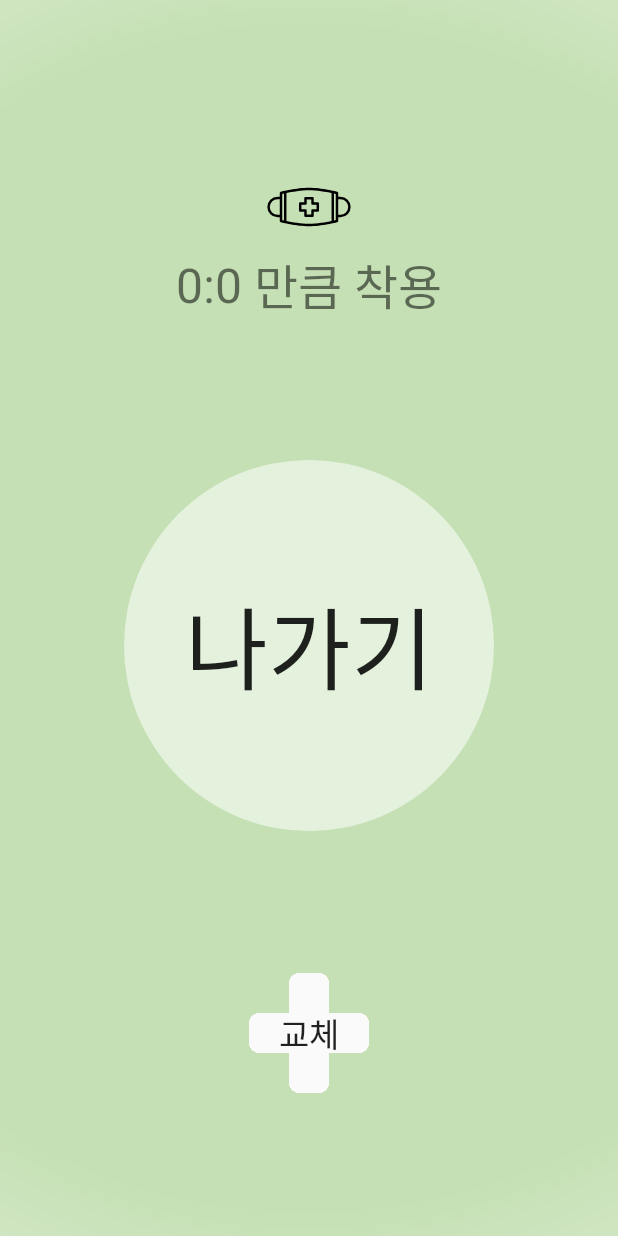
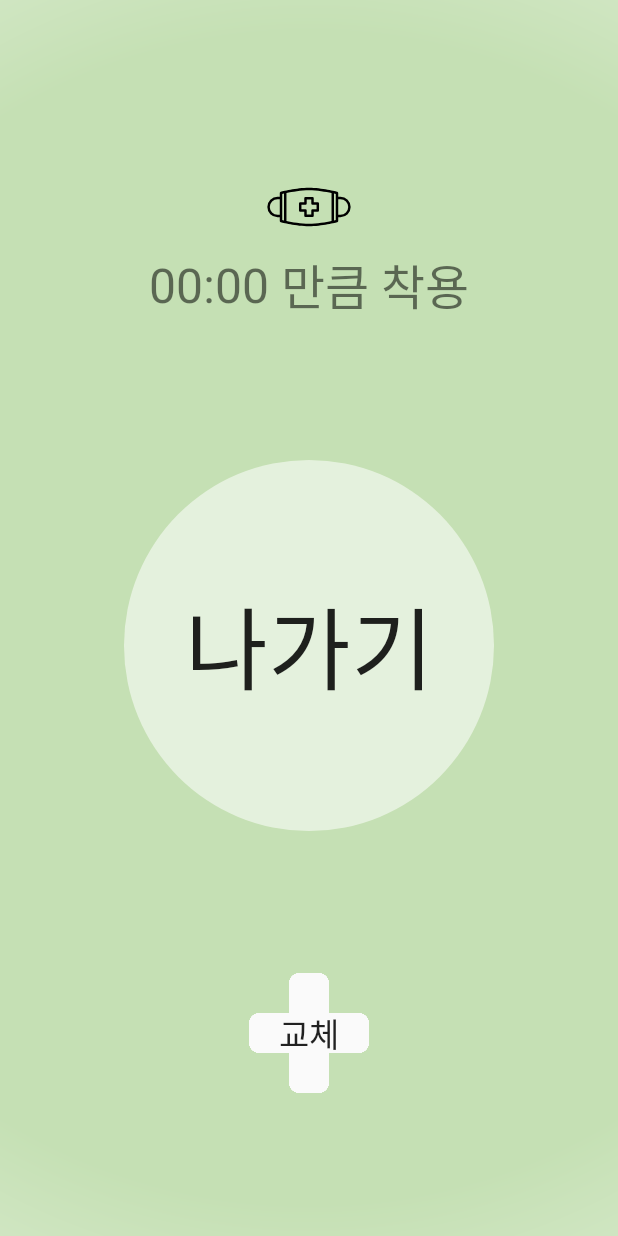
Before and after one commit to DinnerMacine/MaskTime, an Android app: the screen it shows after launch (ExitingActivity), after a tap on "교체", on a phone screen of 412 x 824 dp. Run offline under Robolectric (Android 15) with nearby library versions, the phone set to English and light mode, and no system bars.

Commit message:
[add] opening activity

```diff
--- a/android_app/app/src/main/AndroidManifest.xml
+++ b/android_app/app/src/main/AndroidManifest.xml
@@ -10,13 +10,14 @@
         android:supportsRtl="true"
         android:theme="@style/AppTheme">
 
-        <activity android:name=".ExitingActivity">
+        <activity android:name=".OpeningActivity">
             <intent-filter>
                 <action android:name="android.intent.action.MAIN" />
 
                 <category android:name="android.intent.category.LAUNCHER" />
             </intent-filter>
         </activity>
+        <activity android:name=".ExitingActivity"/>
         <activity android:name=".OutdoorActivity"/>
     </application>
 
--- a/android_app/app/src/main/java/com/d/masktime/ExitingActivity.kt
+++ b/android_app/app/src/main/java/com/d/masktime/ExitingActivity.kt
@@ -4,8 +4,6 @@ import android.app.Activity
 import android.content.Context
 import android.content.Intent
 import android.os.Bundle
-import android.util.Log
-import android.view.View
 import android.widget.Button
 import kotlinx.android.synthetic.main.exiting_layout.*
 import java.text.SimpleDateFormat
@@ -28,7 +26,9 @@ class ExitingActivity : Activity() {
         }
         else{
             val hNm = test.split(":")
-            total = hNm[0].toLong() * (60 * 60 * 1000) + hNm[1].toLong() * (60 * 1000)
+            total = hNm[0].toLong() * (60 * 60 * 1000)
+                    + hNm[1].toLong() * (60 * 1000)
+                    + hNm[2].toLong() * 1000
         }
         val uH = total / (60 * 60 * 1000)
         val uM = (total / (60 * 1000)) % 60
@@ -36,15 +36,16 @@ class ExitingActivity : Activity() {
         var button = findViewById<Button>(R.id.button_exiting)
         button.setOnClickListener{
             getCurrentTime()
-            setTime("time",settingtime)
+            setTime("time", settingtime)
             val next = Intent(applicationContext, OutdoorActivity::class.java)
             startActivity(next)
         }
+
         var newbutton = findViewById<Button>(R.id.button_new_mask)
         newbutton.setOnClickListener{
-            setTime("total","0:0")
+            setTime("total","00:00:00")
             total = 0
-            text_time_used.text = "0:0"
+            text_time_used.text = "00:00"
         }
     }
 
--- /dev/null
+++ b/android_app/app/src/main/java/com/d/masktime/OpeningActivity.kt
@@ -0,0 +1,27 @@
+package com.d.masktime
+
+import android.app.Activity
+import android.content.Context
+import android.content.Intent
+import android.os.Bundle
+
+class OpeningActivity : Activity() {
+    lateinit var next_activity : Intent
+
+    override fun onCreate(savedInstanceState: Bundle?) {
+        super.onCreate(savedInstanceState)
+
+        val pref = getSharedPreferences("pref", Context.MODE_PRIVATE)
+        val outdoor_now = pref.getBoolean("outdoor", false)
+
+        if (outdoor_now) {
+            next_activity = Intent(applicationContext, OutdoorActivity::class.java)
+        }
+        else {
+            next_activity = Intent(applicationContext, ExitingActivity::class.java)
+        }
+
+        startActivity(next_activity)
+        finish()
+    }
+}
```
Also changed, not shown: android_app/app/src/main/res/layout/outdoor_layout.xml (+37 -6 lines).
